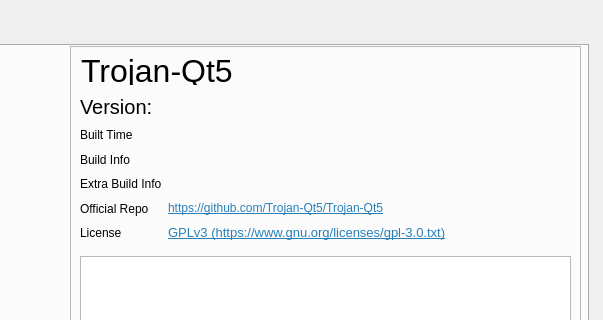
Before: the Qt Designer form ui/aboutdialog.ui in Trojan-Qt5/Trojan-Qt5, drawn with Qt 5; both pictures show x 212 to 815 and y 0 to 320 of the 815 by 544 pixel window.
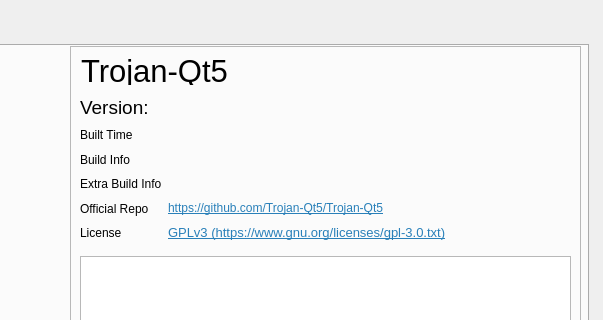
After: the same form once the commit is applied. Icons and pictures are not drawn. Custom widgets are drawn as their Qt base class.

Patch:
```diff
--- a/ui/aboutdialog.ui
+++ b/ui/aboutdialog.ui
@@ -99,7 +99,7 @@
       </property>
       <property name="font">
        <font>
-        <pointsize>24</pointsize>
+        <pointsize>23</pointsize>
        </font>
       </property>
       <property name="text">
@@ -120,7 +120,7 @@
         <widget class="QLabel" name="label_24">
          <property name="font">
           <font>
-           <pointsize>15</pointsize>
+           <pointsize>14</pointsize>
           </font>
          </property>
          <property name="text">
@@ -132,7 +132,7 @@
         <widget class="QLabel" name="version">
          <property name="font">
           <font>
-           <pointsize>15</pointsize>
+           <pointsize>14</pointsize>
           </font>
          </property>
          <property name="cursor">
```
